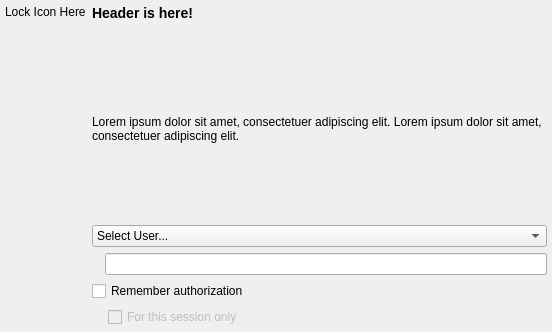
Above: authdialogui.ui from KDE/polkit-kde-agent-1 before the change. Below: the same form after it.
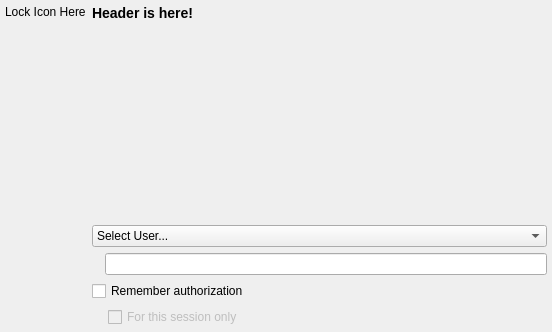
That is the form after the change. Custom widgets are drawn as their Qt base class.

Commit message: most translators don't understand latin :)

Diff of the .ui file:
```diff
--- a/authdialogui.ui
+++ b/authdialogui.ui
@@ -64,7 +64,7 @@
      <item>
       <widget class="QLabel" name="lblContent" >
        <property name="text" >
-        <string>Lorem ipsum dolor sit amet, consectetuer adipiscing elit. Lorem ipsum dolor sit amet, consectetuer adipiscing elit.</string>
+        <string></string>
        </property>
        <property name="alignment" >
         <set>Qt::AlignLeading|Qt::AlignLeft|Qt::AlignTop</set>
```
